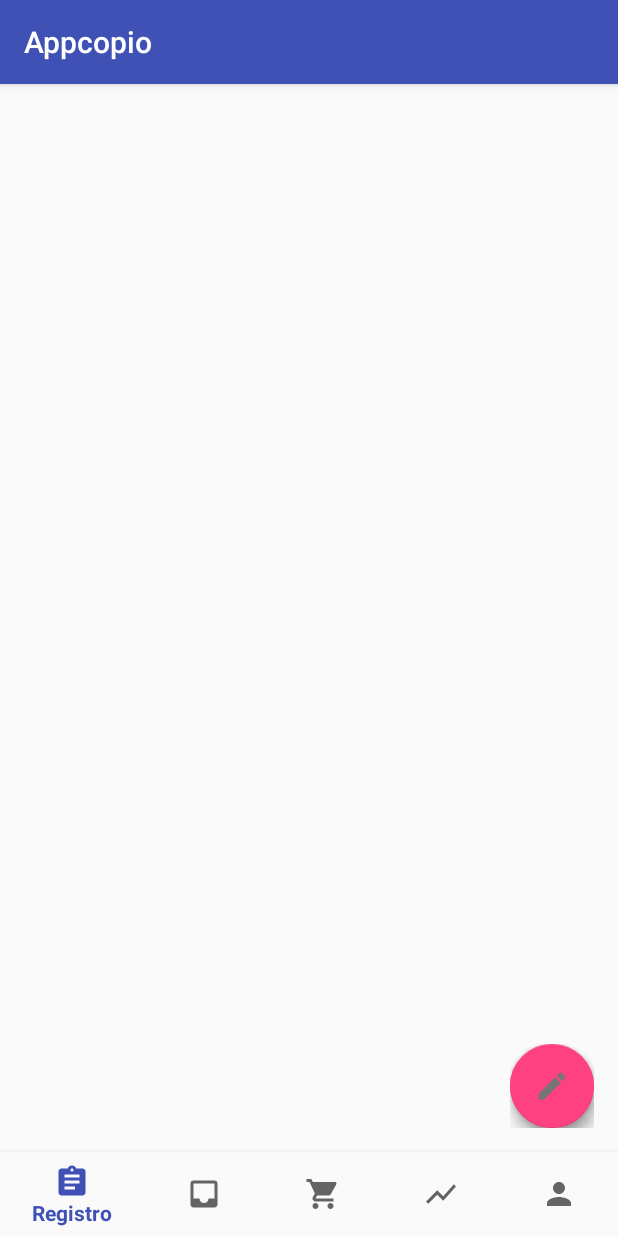
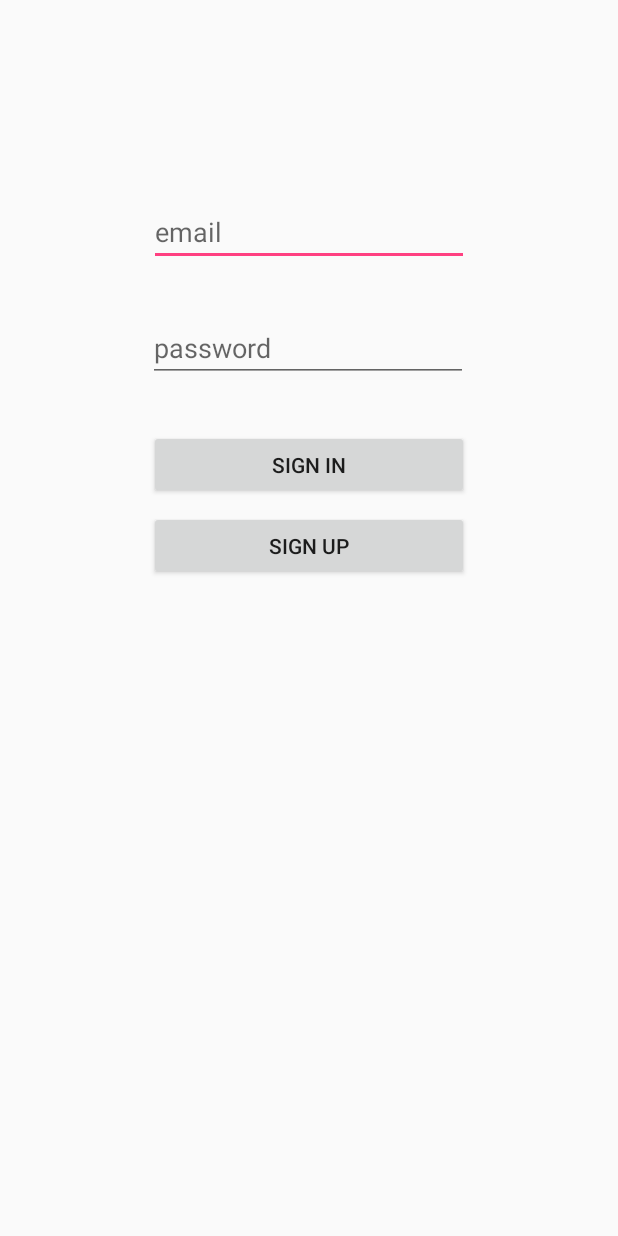
Before and after one commit to martinrzg/Appcopio2, an Android app: the screen it shows after launch (MainActivity before the commit, SignInActivity after it), on a phone screen of 412 x 824 dp. Run offline under Robolectric (Android 15) with nearby library versions, the phone set to English and light mode, and no system bars; our stand-ins replace Firebase (no records; nobody signed in at launch, a user with empty details on screens opened directly); plain views replace FloatingActionButton, FloatingActionMenu.

Commit message:
Authentication - Migration from feat/login

```diff
--- /dev/null
+++ b/app/src/main/java/com/example/martinruiz/appcopio2/activities/SignInActivity.java
@@ -0,0 +1,104 @@
+package com.example.martinruiz.appcopio2.activities;
+
+import android.content.Intent;
+import android.support.annotation.NonNull;
+import android.support.v7.app.AppCompatActivity;
+import android.os.Bundle;
+import android.util.Log;
+import android.widget.Button;
+import android.widget.EditText;
+import android.widget.Toast;
+
+import com.example.martinruiz.appcopio2.activities.MainActivity;
+import com.example.martinruiz.appcopio2.R;
+import com.google.android.gms.tasks.OnCompleteListener;
+import com.google.android.gms.tasks.Task;
+import com.google.firebase.auth.AuthResult;
+import com.google.firebase.auth.FirebaseAuth;
+import com.google.firebase.auth.FirebaseUser;
+
+public class SignInActivity extends AppCompatActivity {
+
+    /* --- Activity View components --- */
+    private EditText email;
+    private EditText password;
+    private Button signIn;
+    private Button signUp;
+
+    /* --- Internal Members --- */
+    private FirebaseAuth auth;
+    private FirebaseAuth.AuthStateListener mAuthListener;
+
+    @Override
+    protected void onCreate(Bundle savedInstanceState) {
+        super.onCreate(savedInstanceState);
+        setContentView(R.layout.activity_sign_in);
+
+        auth = FirebaseAuth.getInstance();
+        initViewComponents();
+    }
+
+    @Override
+    public void onStart() {
+        super.onStart();
+        // Check if user is signed in (non-null) and update UI accordingly.
+        FirebaseUser currentUser = auth.getCurrentUser();
+
+        if (currentUser != null) {
+            Intent i = new Intent(this, MainActivity.class);
+            startActivity(i);
+        }
+    }
+
+    private void initViewComponents(){
+        AppCompatActivity _this = this;
+
+        /* Definitions */
+        email = (EditText) findViewById(R.id.login_et_email);
+        password = (EditText) findViewById(R.id.login_et_password);
+        signIn = (Button) findViewById(R.id.login_btn_signin);
+        signUp = (Button) findViewById(R.id.login_btn_signup);
+
+        /* Behaviour */
+        signIn.setOnClickListener( v -> {
+            // Auth
+            String sEmail = email.getText().toString();
+            String sPass = password.getText().toString();
+            signIn(sEmail, sPass);
+        });
+
+        signUp.setOnClickListener(v -> {
+            Intent i = new Intent(_this, SignUpActivity.class);
+            startActivity(i);
+        });
+    }
+
+
+    private void signIn(String sEmail, String sPassword) {
+        AppCompatActivity _this = this;
+
+        auth.signInWithEmailAndPassword(sEmail, sPassword)
+            .addOnCompleteListener(this, new OnCompleteListener<AuthResult>() {
+                @Override
+                public void onComplete(@NonNull Task<AuthResult> task) {
+                    if (task.isSuccessful()) {
+                        // Sign in success, update UI with the signed-in user's information
+                        FirebaseUser user = auth.getCurrentUser();
+                        // CHANGE TO MAIN ACTIVITY
+                        Intent i = new Intent(_this, MainActivity.class);
+                        startActivity(i);
+                    } else {
+                        // If sign in fails, display a message to the user.
+                        Log.w("SignIn", "signInWithEmail:failure", task.getException());
+                        Toast.makeText(SignInActivity.this, "Authentication failed.",
+                                Toast.LENGTH_SHORT).show();
+                    }
+
+                    if (!task.isSuccessful()) {
+
+                    }
+                }
+            });
+    }
+
+}
--- /dev/null
+++ b/app/src/main/res/layout/activity_sign_in.xml
@@ -0,0 +1,64 @@
+<?xml version="1.0" encoding="utf-8"?>
+<android.support.constraint.ConstraintLayout xmlns:android="http://schemas.android.com/apk/res/android"
+    xmlns:app="http://schemas.android.com/apk/res-auto"
+    xmlns:tools="http://schemas.android.com/tools"
+    android:layout_width="match_parent"
+    android:layout_height="match_parent"
+    tools:context="com.example.martinruiz.appcopio2.activities.SignInActivity">
+
+    <EditText
+        android:id="@+id/login_et_email"
+        android:layout_width="wrap_content"
+        android:layout_height="wrap_content"
+        android:layout_marginEnd="8dp"
+        android:layout_marginStart="8dp"
+        android:layout_marginTop="132dp"
+        android:ems="10"
+        android:hint="email"
+        android:inputType="textPersonName"
+        app:layout_constraintEnd_toEndOf="parent"
+        app:layout_constraintStart_toStartOf="parent"
+        app:layout_constraintTop_toTopOf="parent" />
+
+    <EditText
+        android:id="@+id/login_et_password"
+        android:layout_width="wrap_content"
+        android:layout_height="wrap_content"
+        android:layout_marginEnd="8dp"
+        android:layout_marginStart="8dp"
+        android:layout_marginTop="32dp"
+        android:ems="10"
+        android:hint="password"
+        android:inputType="textPersonName"
+        app:layout_constraintEnd_toEndOf="parent"
+        app:layout_constraintHorizontal_bias="0.497"
+        app:layout_constraintStart_toStartOf="parent"
+        app:layout_constraintTop_toBottomOf="@+id/login_et_email" />
+
+    <Button
+        android:id="@+id/login_btn_signin"
+        android:layout_width="213dp"
+        android:layout_height="46dp"
+        android:layout_marginEnd="8dp"
+        android:layout_marginStart="8dp"
+        android:layout_marginTop="32dp"
+        android:text="Sign In"
+        app:layout_constraintEnd_toEndOf="parent"
+        app:layout_constraintStart_toStartOf="parent"
+        app:layout_constraintTop_toBottomOf="@+id/login_et_password"
+        tools:text="Sign In" />
+
+    <Button
+        android:id="@+id/login_btn_signup"
+        android:layout_width="213dp"
+        android:layout_height="46dp"
+        android:layout_marginEnd="8dp"
+        android:layout_marginStart="8dp"
+        android:layout_marginTop="8dp"
+        android:text="Sign Up"
+        app:layout_constraintEnd_toEndOf="parent"
+        app:layout_constraintStart_toStartOf="parent"
+        app:layout_constraintTop_toBottomOf="@+id/login_btn_signin"
+        tools:text="Sign Up" />
+
+</android.support.constraint.ConstraintLayout>
--- a/app/src/main/res/values/styles.xml
+++ b/app/src/main/res/values/styles.xml
@@ -8,4 +8,11 @@
         <item name="colorAccent">@color/colorAccent</item>
     </style>
 
+    <style name="NoTitle" parent="Theme.AppCompat.Light.NoActionBar">
+        <!-- Customize your theme here. -->
+        <item name="colorPrimary">@color/colorPrimary</item>
+        <item name="colorPrimaryDark">@color/colorPrimaryDark</item>
+        <item name="colorAccent">@color/colorAccent</item>
+    </style>
+
 </resources>
```
Also changed, not shown: app/src/main/AndroidManifest.xml (+11 -1 lines), app/src/main/java/com/example/martinruiz/appcopio2/activities/SignUpActivity.java (added, +85 -0 lines), app/src/main/res/layout/activity_sign_up.xml (added, +105 -0 lines).
